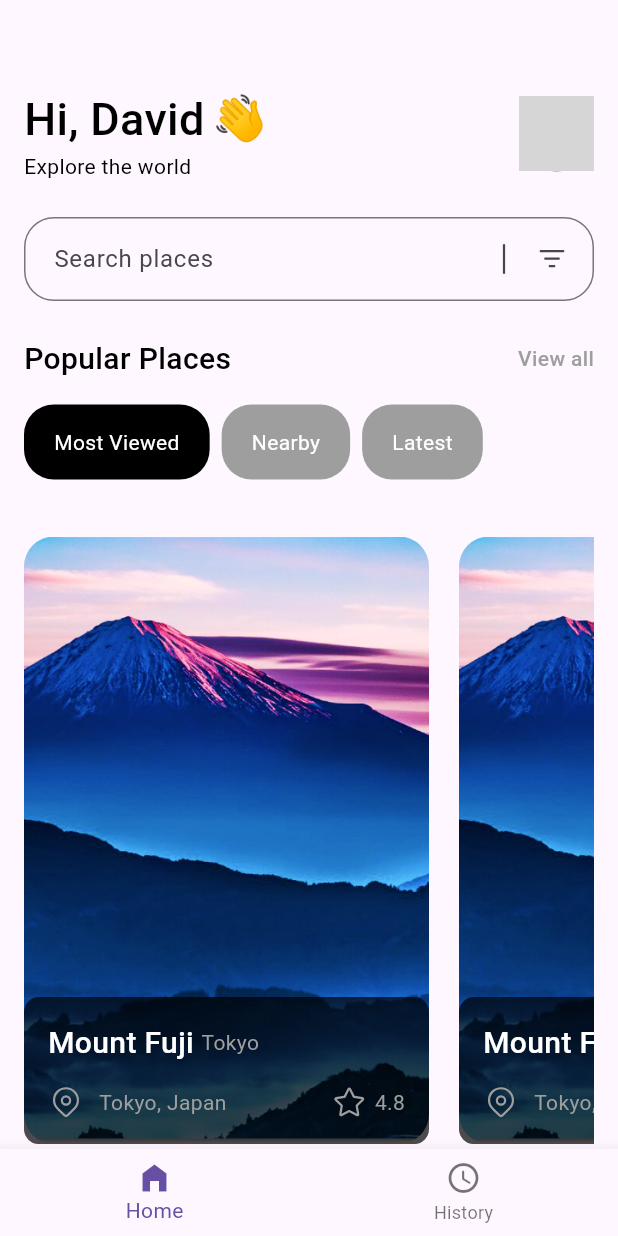
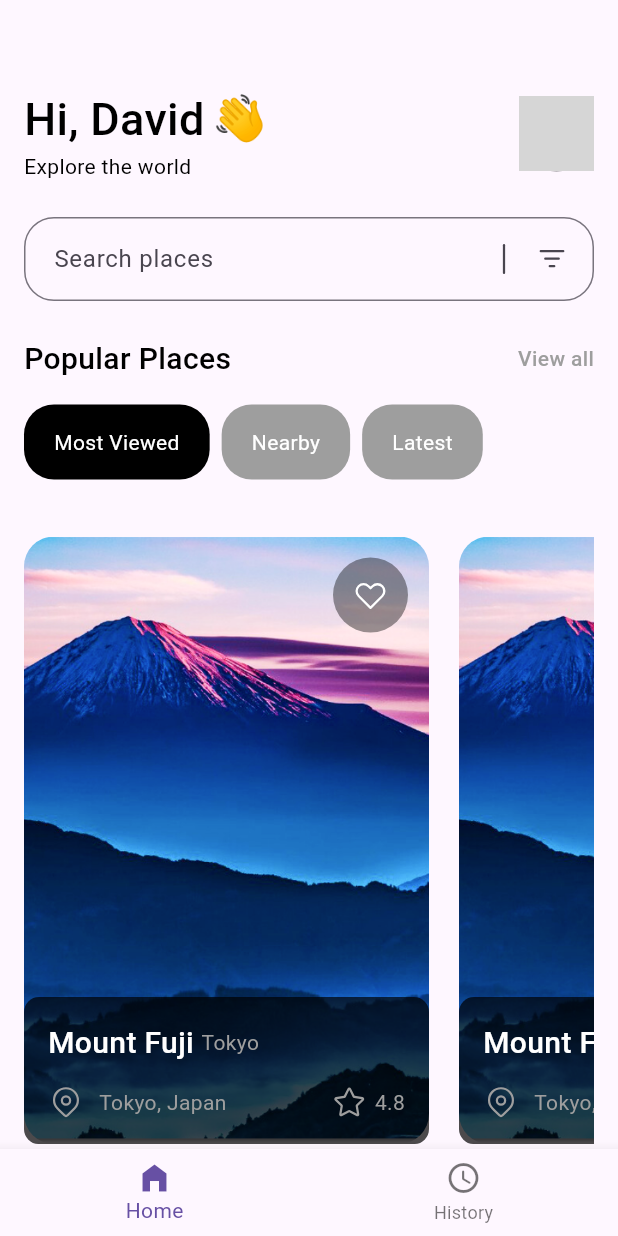
Before and after one commit to Adeyemi-Favour/travel-app, a Flutter app: the homePage screen opened directly, on a phone screen of 412 x 824 dp. Run offline on Flutter 3.47's test engine with Material 3 defaults, Android fonts, the phone set to English and light mode, and no system bars; our stand-ins replace fluentui_system_icons, google_fonts; network calls fail; grey boxes are pictures that could not be loaded.

Commit message:
favorite icon on card

```diff
--- a/lib/mainApp.dart
+++ b/lib/mainApp.dart
@@ -222,14 +222,27 @@ class homePage extends StatelessWidget {
                         ),
                       ),
                       Positioned(
+                        right: 14,
+                        top: 14,
+                        child: Stack(alignment: Alignment.center,
+                          children: [
+                            Container(
+                              width: 50,
+                              height: 50,
+                              decoration: BoxDecoration(
+                                color: Colors.black.withOpacity(0.4),
+                                borderRadius: BorderRadius.all(Radius.circular(50))
+                              ),
+                            ),
+                            Icon(FluentIcons.heart_24_regular, color: Colors.white,)
+                          ],
+                        ),
+                      ),
+                      Positioned(
                         width: 270,
                         bottom: 0,
-                        // // Adjust this value to place the overlay where you want
-                        // left: 16,
-                        // right: 16,
                         child: Container(
                           padding: EdgeInsets.all(16),
-
                           decoration: BoxDecoration(
                             color: Colors.black.withOpacity(0.7),
                             borderRadius: BorderRadius.all(Radius.circular(10)),
```
